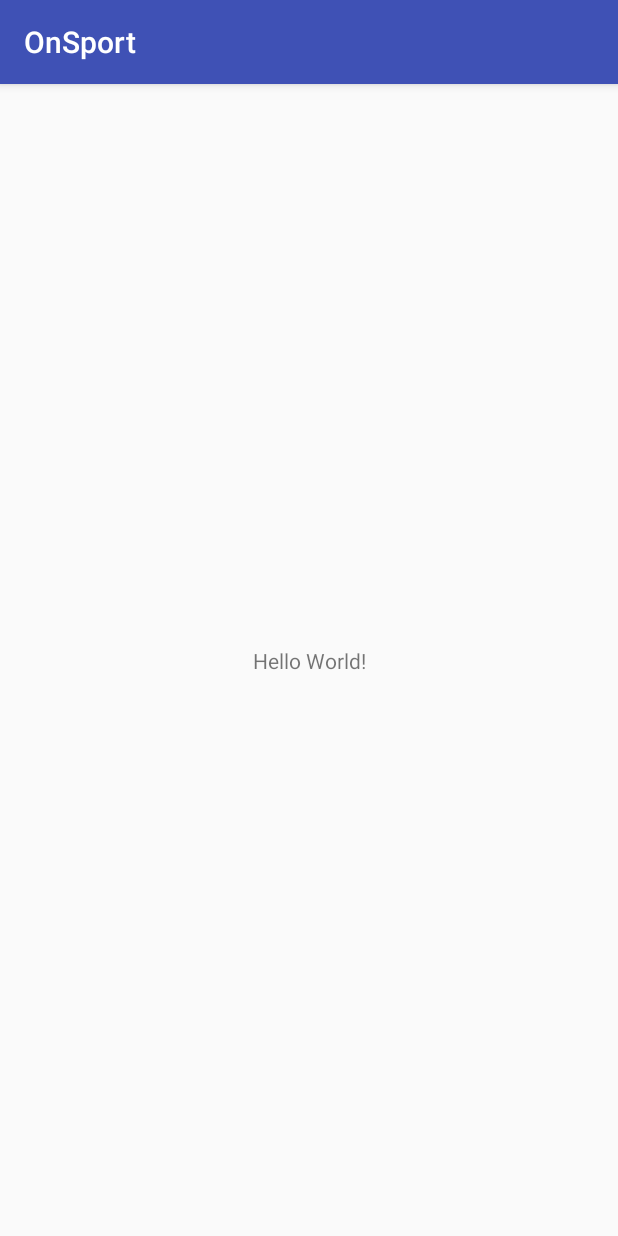
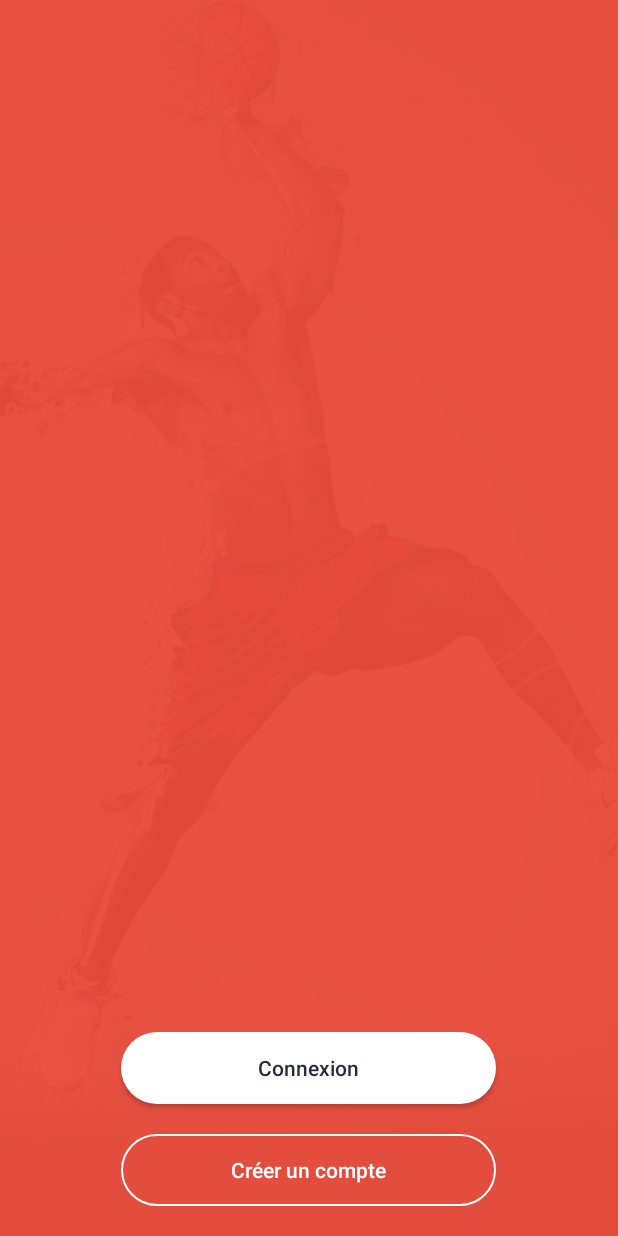
Before and after one commit to DoucheBen/OnSport, an Android app: the screen it shows after launch (MainActivity), on a phone screen of 412 x 824 dp. Run offline under Robolectric (Android 15) with nearby library versions, the phone set to English and light mode, and no system bars.

Commit message:
First page

```diff
--- a/app/build.gradle
+++ b/app/build.gradle
@@ -5,7 +5,7 @@ android {
     buildToolsVersion "26.0.1"
     defaultConfig {
         applicationId "cdi.com.onsport"
-        minSdkVersion 19
+        minSdkVersion 21
         targetSdkVersion 26
         versionCode 1
         versionName "1.0"
--- a/app/src/main/java/cdi/com/onsport/MainActivity.java
+++ b/app/src/main/java/cdi/com/onsport/MainActivity.java
@@ -1,13 +1,92 @@
 package cdi.com.onsport;
 
+import android.app.ActivityOptions;
+import android.content.Intent;
 import android.support.v7.app.AppCompatActivity;
 import android.os.Bundle;
+import android.transition.Slide;
+import android.transition.TransitionManager;
+import android.view.Gravity;
+import android.view.View;
+import android.view.ViewGroup;
+import android.widget.Button;
+import android.widget.EditText;
 
 public class MainActivity extends AppCompatActivity {
+
+    ViewGroup TransitionContainer;
+    private EditText email, password;
+    private Button abort;
 
     @Override
     protected void onCreate(Bundle savedInstanceState) {
         super.onCreate(savedInstanceState);
         setContentView(R.layout.activity_main);
+
+        TransitionContainer = (ViewGroup) findViewById(R.id.r);
+
+        email = (EditText) TransitionContainer.findViewById(R.id.email);
+        password = (EditText) TransitionContainer.findViewById(R.id.password);
+        abort = (Button) TransitionContainer.findViewById(R.id.abort);
+
+        Slide slideOut = new Slide(Gravity.LEFT);
+        getWindow().setExitTransition(slideOut);
+
+        final Button signIn = (Button) findViewById(R.id.signIn);
+        signIn.setOnClickListener(new View.OnClickListener() {
+
+            @Override
+            public void onClick(View v) {
+                Intent intent = new Intent(MainActivity.this, SignIn.class);
+                Bundle bundle = ActivityOptions.makeSceneTransitionAnimation(MainActivity.this).toBundle();
+                startActivity(intent, bundle);
+            }
+        });
+
+        Button login = (Button) findViewById(R.id.login);
+        login.setOnClickListener(new View.OnClickListener() {
+
+            @Override
+            public void onClick(View v) {
+
+
+                if (email.getVisibility() == View.GONE && password.getVisibility() == View.GONE) {
+                    TransitionManager.beginDelayedTransition(TransitionContainer);
+                    email.setVisibility(View.VISIBLE);
+                    password.setVisibility(View.VISIBLE);
+                    signIn.setVisibility(View.GONE);
+                    abort.setVisibility(View.VISIBLE);
+
+                } else {
+
+                    Intent intent = new Intent(MainActivity.this, Home.class);
+                    Bundle bundle = ActivityOptions.makeSceneTransitionAnimation(MainActivity.this).toBundle();
+                    startActivity(intent, bundle);
+                }
+
+
+
+
+
+            }
+        });
+
+        final Button abort = (Button) findViewById(R.id.abort);
+        abort.setOnClickListener(new View.OnClickListener() {
+
+            @Override
+            public void onClick(View v) {
+
+                    TransitionManager.beginDelayedTransition(TransitionContainer);
+                    email.setVisibility(View.GONE);
+                    password.setVisibility(View.GONE);
+                    signIn.setVisibility(View.VISIBLE);
+                    abort.setVisibility(View.GONE);
+
+
+            }
+        });
+
+
     }
 }
--- /dev/null
+++ b/app/src/main/java/cdi/com/onsport/Splash.java
@@ -0,0 +1,34 @@
+package cdi.com.onsport;
+
+import android.content.Intent;
+import android.os.Handler;
+import android.support.v7.app.AppCompatActivity;
+import android.os.Bundle;
+
+public class Splash extends AppCompatActivity {
+
+    @Override
+    protected void onCreate(Bundle savedInstanceState) {
+        super.onCreate(savedInstanceState);
+        setContentView(R.layout.activity_splash);
+
+        new Handler().postDelayed(new Runnable() {
+
+            /*
+             * Showing splash screen with a timer. This will be useful when you
+             * want to show case your app logo / company
+             */
+
+            @Override
+            public void run() {
+                // This method will be executed once the timer is over
+                // Start your app main activity
+                Intent i = new Intent(Splash.this, MainActivity.class);
+                startActivity(i);
+
+                // close this activity
+                finish();
+            }
+        }, 3000);
+    }
+}
--- /dev/null
+++ b/app/src/main/res/drawable/btn_light.xml
@@ -0,0 +1,19 @@
+<?xml version="1.0" encoding="utf-8"?>
+<shape xmlns:android="http://schemas.android.com/apk/res/android" android:shape="rectangle" >
+<corners
+android:radius="50dp"
+/>
+<solid
+android:color="#ffffff"
+/>
+<padding
+android:left="0dp"
+android:top="0dp"
+android:right="0dp"
+android:bottom="0dp"
+/>
+<size
+android:width="270dp"
+android:height="45dp"
+/>
+</shape>
--- /dev/null
+++ b/app/src/main/res/drawable/input_stroke.xml
@@ -0,0 +1,21 @@
+<?xml version="1.0" encoding="utf-8"?>
+<shape xmlns:android="http://schemas.android.com/apk/res/android" android:shape="rectangle" >
+<corners
+android:radius="50dp"
+/>
+
+<padding
+android:left="0dp"
+android:top="0dp"
+android:right="0dp"
+android:bottom="0dp"
+/>
+    <stroke
+        android:width="1dp"
+        android:color="#ffffff"
+        />
+<size
+android:width="270dp"
+android:height="45dp"
+/>
+</shape>
--- a/app/src/main/res/layout/activity_main.xml
+++ b/app/src/main/res/layout/activity_main.xml
@@ -1,18 +1,114 @@
 <?xml version="1.0" encoding="utf-8"?>
-<android.support.constraint.ConstraintLayout xmlns:android="http://schemas.android.com/apk/res/android"
-    xmlns:app="http://schemas.android.com/apk/res-auto"
+<RelativeLayout xmlns:android="http://schemas.android.com/apk/res/android"
     xmlns:tools="http://schemas.android.com/tools"
     android:layout_width="match_parent"
     android:layout_height="match_parent"
-    tools:context="cdi.com.onsport.MainActivity">
+    android:descendantFocusability="beforeDescendants"
+    android:focusableInTouchMode="true"
+    android:id="@+id/r">
 
-    <TextView
-        android:layout_width="wrap_content"
+    <ImageView
+        android:id="@+id/Splash"
+        android:layout_width="match_parent"
+        android:layout_height="match_parent"
+        android:scaleType="centerCrop"
+        android:src="@drawable/splash"
+
+
+        />
+
+    <ImageView
+        android:id="@+id/logoSplash"
+        android:layout_width="200dp"
+        android:layout_height="200dp"
+        android:layout_centerHorizontal="true"
+
+        />
+
+    <LinearLayout
+        android:orientation="vertical"
+        android:layout_width="match_parent"
         android:layout_height="wrap_content"
-        android:text="Hello World!"
-        app:layout_constraintBottom_toBottomOf="parent"
-        app:layout_constraintLeft_toLeftOf="parent"
-        app:layout_constraintRight_toRightOf="parent"
-        app:layout_constraintTop_toTopOf="parent" />
+        android:layout_alignParentBottom="true"
+        android:id="@+id/linearLayout"
+        android:weightSum="1">
 
-</android.support.constraint.ConstraintLayout>
+        <EditText
+            android:id="@+id/email"
+            android:layout_width="250dp"
+            android:layout_height="wrap_content"
+            android:layout_above="@+id/Joueur2"
+            android:layout_centerHorizontal="true"
+            android:layout_gravity="center"
+            android:layout_marginBottom="8dp"
+            android:ems="10"
+            android:hint="Nom du joueur 1"
+            android:inputType="textEmailAddress"
+            android:textColor="#64221b"
+            android:textColorHint="#ffffff"
+            android:textSize="14dp"
+            android:visibility="gone" />
+
+        <EditText
+            android:id="@+id/password"
+            android:layout_width="250dp"
+            android:layout_height="wrap_content"
+            android:layout_above="@+id/Play"
+            android:layout_centerHorizontal="true"
+            android:layout_gravity="center"
+            android:layout_marginBottom="8dp"
+            android:ems="10"
+            android:hint="Mot de passe"
+            android:inputType="textPassword"
+            android:textColor="#64221b"
+            android:textColorHint="#ffffff"
+            android:textSize="14dp"
+            android:visibility="gone" />
+
+
+        <Button
+
+            android:id="@+id/login"
+            android:layout_width="250dp"
+            android:layout_height="wrap_content"
+            android:layout_alignParentBottom="true"
+            android:layout_gravity="center"
+            android:layout_marginBottom="20dp"
+            android:background="@drawable/btn_light"
+            android:clickable="true"
+            android:text="Connexion"
+            android:textAllCaps="false"
+            android:textColor="#232c3d" />
+
+
+        <Button
+            android:id="@+id/signIn"
+            android:layout_width="250dp"
+            android:layout_height="wrap_content"
+            android:layout_gravity="center"
+            android:layout_marginBottom="20dp"
+            android:background="@drawable/input_stroke"
+            android:clickable="true"
+            android:text="Créer un compte"
+            android:textAllCaps="false"
+            android:textColor="#ffffff" />
+
+        <Button
+            android:id="@+id/abort"
+            android:visibility="gone"
+            android:layout_width="250dp"
+            android:layout_height="30dp"
+            android:layout_gravity="center"
+            android:background="@android:color/transparent"
+            android:clickable="true"
+            android:text="Créer un compte"
+            android:textAllCaps="false"
+            android:textColor="#64221b"
+            android:textSize="12sp"
+            android:layout_weight="0.28" />
+
+
+    </LinearLayout>
+
+
+</RelativeLayout>
--- a/app/src/main/res/values/colors.xml
+++ b/app/src/main/res/values/colors.xml
@@ -1,6 +1,6 @@
 <?xml version="1.0" encoding="utf-8"?>
 <resources>
-    <color name="colorPrimary">#3F51B5</color>
-    <color name="colorPrimaryDark">#303F9F</color>
+    <color name="colorPrimary">#c54235</color>
+    <color name="colorPrimaryDark">#c54235</color>
     <color name="colorAccent">#FF4081</color>
 </resources>
--- a/app/src/main/res/values/styles.xml
+++ b/app/src/main/res/values/styles.xml
@@ -1,7 +1,7 @@
 <resources>
 
     <!-- Base application theme. -->
-    <style name="AppTheme" parent="Theme.AppCompat.Light.DarkActionBar">
+    <style name="AppTheme" parent="Theme.AppCompat.Light.NoActionBar">
         <!-- Customize your theme here. -->
         <item name="colorPrimary">@color/colorPrimary</item>
         <item name="colorPrimaryDark">@color/colorPrimaryDark</item>
```
Also changed, not shown: app/src/main/AndroidManifest.xml (+10 -1 lines), app/src/main/java/cdi/com/onsport/Home.java (added, +13 -0 lines), app/src/main/java/cdi/com/onsport/SignIn.java (added, +28 -0 lines), app/src/main/res/layout/activity_home.xml (added, +9 -0 lines), app/src/main/res/layout/activity_sign_in.xml (added, +31 -0 lines), app/src/main/res/layout/activity_splash.xml (added, +17 -0 lines), app/src/main/res/drawable/splash.png (added).
